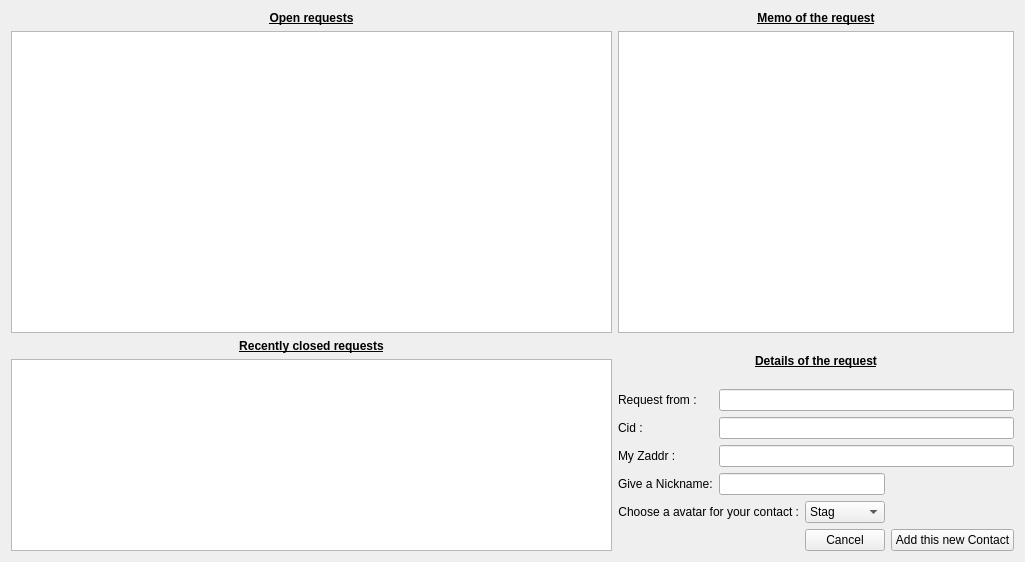
First picture: the form in src/requestContactDialog.ui, repository jahway603/SilentDragonLite, before the edit.
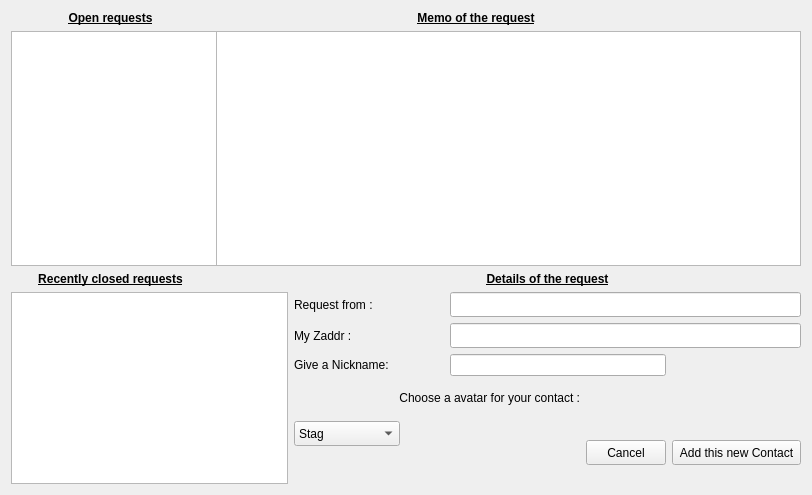
Second picture: the form after the edit. Icons and pictures are not drawn.

Commit message: fix windows icons

```diff
--- a/src/requestContactDialog.ui
+++ b/src/requestContactDialog.ui
@@ -6,38 +6,28 @@
    <rect>
     <x>0</x>
     <y>0</y>
-    <width>1025</width>
-    <height>562</height>
+    <width>812</width>
+    <height>495</height>
    </rect>
   </property>
+  <property name="minimumSize">
+   <size>
+    <width>812</width>
+    <height>495</height>
+   </size>
+  </property>
   <property name="windowTitle">
    <string>Incoming contact request</string>
   </property>
   <layout class="QGridLayout" name="gridLayout">
-   <item row="6" column="1">
-    <widget class="QLabel" name="label_7">
+   <item row="0" column="0">
+    <widget class="QLabel" name="label">
      <property name="text">
-      <string>My Zaddr :</string>
+      <string>&lt;html&gt;&lt;head/&gt;&lt;body&gt;&lt;p align=&quot;center&quot;&gt;&lt;span style=&quot; font-weight:600; text-decoration: underline;&quot;&gt;Open requests&lt;/span&gt;&lt;/p&gt;&lt;/body&gt;&lt;/html&gt;</string>
      </property>
     </widget>
    </item>
-   <item row="3" column="0" rowspan="7">
-    <widget class="QListView" name="requestContactOld">
-     <property name="mouseTracking">
-      <bool>true</bool>
-     </property>
-     <property name="editTriggers">
-      <set>QAbstractItemView::EditKeyPressed|QAbstractItemView::SelectedClicked</set>
-     </property>
-     <property name="alternatingRowColors">
-      <bool>false</bool>
-     </property>
-     <property name="selectionMode">
-      <enum>QAbstractItemView::SingleSelection</enum>
-     </property>
-    </widget>
-   </item>
-   <item row="0" column="1" colspan="4">
+   <item row="0" column="3" colspan="2">
     <widget class="QLabel" name="label_3">
      <property name="text">
       <string>&lt;html&gt;&lt;head/&gt;&lt;body&gt;&lt;p align=&quot;center&quot;&gt;&lt;span style=&quot; font-weight:600; text-decoration: underline;&quot;&gt;Memo of the request&lt;/span&gt;&lt;/p&gt;&lt;/body&gt;&lt;/html&gt;</string>
@@ -46,6 +36,12 @@
    </item>
    <item row="1" column="0">
     <widget class="QListView" name="requestContact">
+     <property name="minimumSize">
+      <size>
+       <width>256</width>
+       <height>231</height>
+      </size>
+     </property>
      <property name="mouseTracking">
       <bool>true</bool>
      </property>
@@ -60,18 +56,14 @@
      </property>
     </widget>
    </item>
-   <item row="6" column="2" colspan="3">
-    <widget class="QLineEdit" name="requestMyAddr"/>
-   </item>
-   <item row="7" column="1">
-    <widget class="QLabel" name="label_5">
-     <property name="text">
-      <string>Give a Nickname:</string>
-     </property>
-    </widget>
-   </item>
-   <item row="1" column="1" colspan="4">
+   <item row="1" column="1" colspan="6">
     <widget class="QListView" name="requestMemo">
+     <property name="minimumSize">
+      <size>
+       <width>521</width>
+       <height>231</height>
+      </size>
+     </property>
      <property name="verticalScrollBarPolicy">
       <enum>Qt::ScrollBarAlwaysOff</enum>
      </property>
@@ -98,22 +90,112 @@
      </property>
     </widget>
    </item>
-   <item row="2" column="1" rowspan="2" colspan="4">
-    <widget class="QLabel" name="label_4">
+   <item row="2" column="0">
+    <widget class="QLabel" name="label_2">
      <property name="text">
-      <string>&lt;html&gt;&lt;head/&gt;&lt;body&gt;&lt;p align=&quot;center&quot;&gt;&lt;span style=&quot; font-weight:600; text-decoration: underline;&quot;&gt;Details of the request&lt;/span&gt;&lt;/p&gt;&lt;/body&gt;&lt;/html&gt;</string>
+      <string>&lt;html&gt;&lt;head/&gt;&lt;body&gt;&lt;p align=&quot;center&quot;&gt;&lt;span style=&quot; font-weight:600; text-decoration: underline;&quot;&gt;Recently closed requests&lt;/span&gt;&lt;/p&gt;&lt;/body&gt;&lt;/html&gt;</string>
      </property>
     </widget>
    </item>
-   <item row="0" column="0">
-    <widget class="QLabel" name="label">
+   <item row="3" column="0" rowspan="6" colspan="2">
+    <widget class="QListView" name="requestContactOld">
+     <property name="minimumSize">
+      <size>
+       <width>256</width>
+       <height>192</height>
+      </size>
+     </property>
+     <property name="mouseTracking">
+      <bool>true</bool>
+     </property>
+     <property name="editTriggers">
+      <set>QAbstractItemView::EditKeyPressed|QAbstractItemView::SelectedClicked</set>
+     </property>
+     <property name="alternatingRowColors">
+      <bool>false</bool>
+     </property>
+     <property name="selectionMode">
+      <enum>QAbstractItemView::SingleSelection</enum>
+     </property>
+    </widget>
+   </item>
+   <item row="3" column="2" colspan="2">
+    <widget class="QLabel" name="label_8">
      <property name="text">
-      <string>&lt;html&gt;&lt;head/&gt;&lt;body&gt;&lt;p align=&quot;center&quot;&gt;&lt;span style=&quot; font-weight:600; text-decoration: underline;&quot;&gt;Open requests&lt;/span&gt;&lt;/p&gt;&lt;/body&gt;&lt;/html&gt;</string>
+      <string>Request from :</string>
      </property>
     </widget>
    </item>
-   <item row="8" column="3">
+   <item row="3" column="4" colspan="3">
+    <widget class="QLineEdit" name="requestZaddr">
+     <property name="minimumSize">
+      <size>
+       <width>351</width>
+       <height>25</height>
+      </size>
+     </property>
+     <property name="maximumSize">
+      <size>
+       <width>351</width>
+       <height>25</height>
+      </size>
+     </property>
+    </widget>
+   </item>
+   <item row="4" column="2">
+    <widget class="QLabel" name="label_7">
+     <property name="text">
+      <string>My Zaddr :</string>
+     </property>
+    </widget>
+   </item>
+   <item row="4" column="4" colspan="3">
+    <widget class="QLineEdit" name="requestMyAddr">
+     <property name="minimumSize">
+      <size>
+       <width>351</width>
+       <height>25</height>
+      </size>
+     </property>
+     <property name="maximumSize">
+      <size>
+       <width>351</width>
+       <height>25</height>
+      </size>
+     </property>
+    </widget>
+   </item>
+   <item row="5" column="2" colspan="2">
+    <widget class="QLabel" name="label_5">
+     <property name="text">
+      <string>Give a Nickname:</string>
+     </property>
+    </widget>
+   </item>
+   <item row="5" column="4" colspan="2">
+    <widget class="QLineEdit" name="requestLabel"/>
+   </item>
+   <item row="6" column="2" colspan="3">
+    <widget class="QLabel" name="label_6">
+     <property name="text">
+      <string>&lt;html&gt;&lt;head/&gt;&lt;body&gt;&lt;p align=&quot;right&quot;&gt;Choose a avatar for your contact :&lt;/p&gt;&lt;/body&gt;&lt;/html&gt;</string>
+     </property>
+    </widget>
+   </item>
+   <item row="7" column="2" colspan="2">
     <widget class="QComboBox" name="comboBoxAvatar">
+     <property name="minimumSize">
+      <size>
+       <width>106</width>
+       <height>25</height>
+      </size>
+     </property>
+     <property name="maximumSize">
+      <size>
+       <width>106</width>
+       <height>25</height>
+      </size>
+     </property>
      <item>
       <property name="text">
        <string>Stag</string>
@@ -246,21 +328,14 @@
      </item>
     </widget>
    </item>
-   <item row="2" column="0">
-    <widget class="QLabel" name="label_2">
-     <property name="text">
-      <string>&lt;html&gt;&lt;head/&gt;&lt;body&gt;&lt;p align=&quot;center&quot;&gt;&lt;span style=&quot; font-weight:600; text-decoration: underline;&quot;&gt;Recently closed requests&lt;/span&gt;&lt;/p&gt;&lt;/body&gt;&lt;/html&gt;</string>
-     </property>
-    </widget>
-   </item>
-   <item row="7" column="2" colspan="2">
-    <widget class="QLineEdit" name="requestLabel"/>
-   </item>
-   <item row="4" column="2" colspan="3">
-    <widget class="QLineEdit" name="requestZaddr"/>
-   </item>
-   <item row="9" column="3">
+   <item row="7" column="5" rowspan="2">
     <widget class="QPushButton" name="cancel">
+     <property name="maximumSize">
+      <size>
+       <width>80</width>
+       <height>25</height>
+      </size>
+     </property>
      <property name="baseSize">
       <size>
        <width>100</width>
@@ -278,8 +353,14 @@
      </property>
     </widget>
    </item>
-   <item row="9" column="4">
+   <item row="7" column="6" rowspan="2">
     <widget class="QPushButton" name="pushButton">
+     <property name="maximumSize">
+      <size>
+       <width>153</width>
+       <height>25</height>
+      </size>
+     </property>
      <property name="text">
       <string>Add this new Contact</string>
      </property>
@@ -288,27 +369,17 @@
      </property>
     </widget>
    </item>
-   <item row="4" column="1">
-    <widget class="QLabel" name="label_8">
+   <item row="8" column="3" colspan="2">
+    <widget class="QLabel" name="requestCID">
      <property name="text">
-      <string>Request from :</string>
+      <string/>
      </property>
     </widget>
    </item>
-   <item row="8" column="1" colspan="2">
-    <widget class="QLabel" name="label_6">
+   <item row="2" column="2" colspan="5">
+    <widget class="QLabel" name="label_4">
      <property name="text">
-      <string>&lt;html&gt;&lt;head/&gt;&lt;body&gt;&lt;p align=&quot;right&quot;&gt;Choose a avatar for your contact :&lt;/p&gt;&lt;/body&gt;&lt;/html&gt;</string>
-     </property>
-    </widget>
-   </item>
-   <item row="5" column="2" colspan="3">
-    <widget class="QLineEdit" name="requestCID"/>
-   </item>
-   <item row="5" column="1">
-    <widget class="QLabel" name="label_9">
-     <property name="text">
-      <string>Cid :</string>
+      <string>&lt;html&gt;&lt;head/&gt;&lt;body&gt;&lt;p align=&quot;center&quot;&gt;&lt;span style=&quot; font-weight:600; text-decoration: underline;&quot;&gt;Details of the request&lt;/span&gt;&lt;/p&gt;&lt;/body&gt;&lt;/html&gt;</string>
      </property>
     </widget>
    </item>
```
The commit also changes 3 other files.
